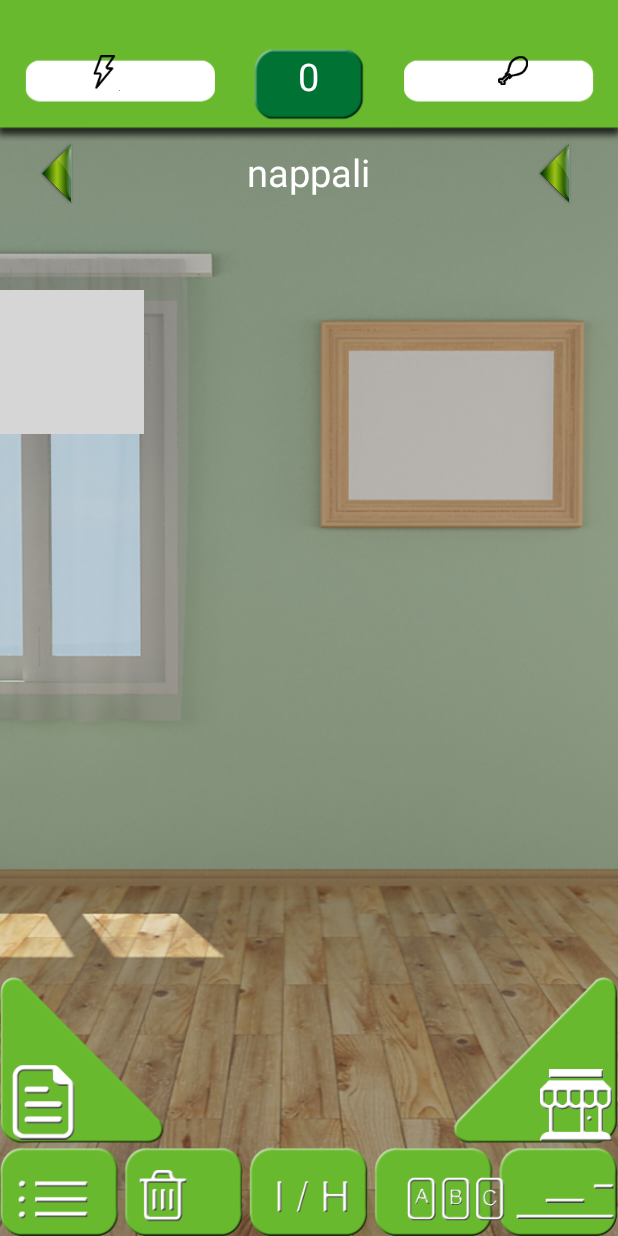
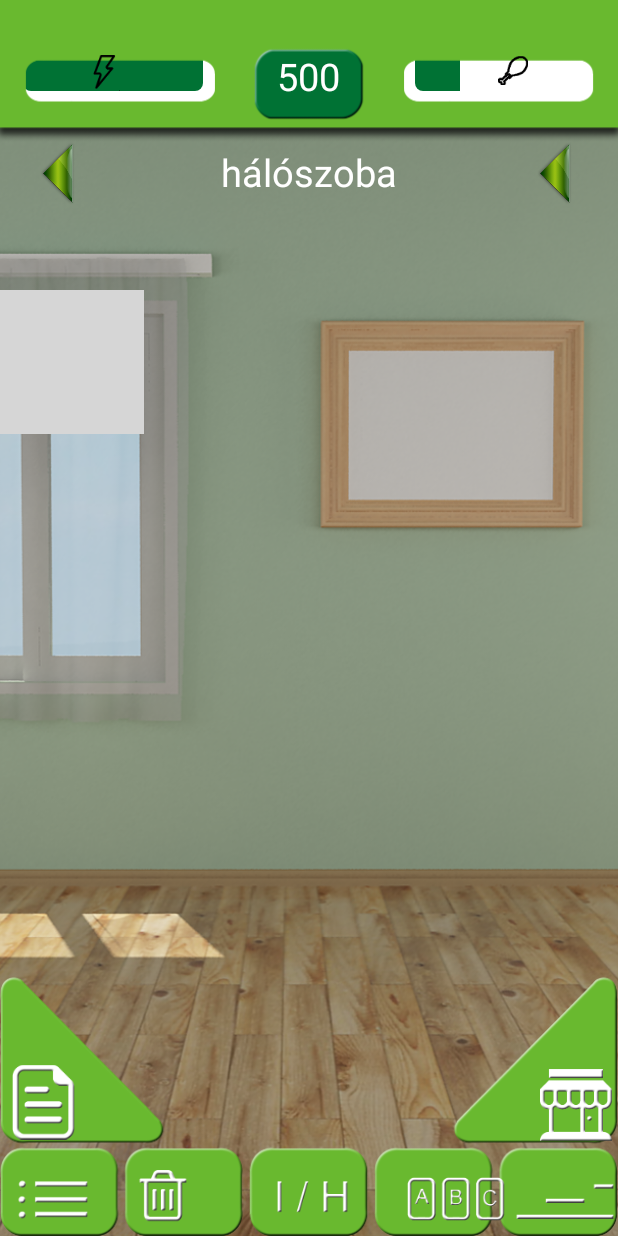
Before and after one commit to KeulTomi/SzelektAkos, an Android app: the screen it shows after launch (MainActivity), on a phone screen of 412 x 824 dp. Run offline under Robolectric (Android 15) with nearby library versions, the phone set to English and light mode, and no system bars; grey boxes are pictures that could not be loaded.

Commit message:
Új frjlrsztések

```diff
--- a/app/src/main/java/com/example/android/szelektakos/BedRoom.java
+++ b/app/src/main/java/com/example/android/szelektakos/BedRoom.java
@@ -6,6 +6,7 @@ import android.support.v4.app.Fragment;
 import android.view.LayoutInflater;
 import android.view.View;
 import android.view.ViewGroup;
+import android.widget.TextView;
 
 /**
  * Created by Tomi on 2017. 03. 23..
@@ -13,10 +14,19 @@ import android.view.ViewGroup;
 
 public class BedRoom extends Fragment {
 
+    private TextView fragmentTitle;
+
     @Nullable
     @Override
     public View onCreateView(LayoutInflater inflater, @Nullable ViewGroup container, @Nullable Bundle savedInstanceState) {
         View view = inflater.inflate(R.layout.bedroom, container, false);
         return view;
     }
+
+    @Override
+    public void onResume() {
+        fragmentTitle = MainActivity.recentlyPlace;
+        fragmentTitle.setText("hálószoba");
+        super.onResume();
+    }
 }
--- a/app/src/main/java/com/example/android/szelektakos/FridgeItemsAdapter.java
+++ b/app/src/main/java/com/example/android/szelektakos/FridgeItemsAdapter.java
@@ -37,13 +37,17 @@ public class FridgeItemsAdapter extends ArrayAdapter<Items> {
 
         Items currentItem = getItem(position);
 
+
         TextView foodLifeValue = (TextView) listItemView.findViewById(R.id.fridge_item_value);
         foodLifeValue.setText(String.valueOf(currentItem.getLifeValue() + " %"));
 
         ImageView foodPicture = (ImageView) listItemView.findViewById(R.id.fride_item_pic);
         foodPicture.setImageResource(currentItem.getPicture());
 
+
         return listItemView;
     }
 
+
+
 }
--- a/app/src/main/java/com/example/android/szelektakos/ItemsForTrouser.java
+++ b/app/src/main/java/com/example/android/szelektakos/ItemsForTrouser.java
@@ -17,8 +17,8 @@ public class ItemsForTrouser implements ListInterface {
             R.mipmap.pants05, R.mipmap.pants06};
 
 
-    @Override
-    public Object innitItem(int position) {
+
+    public static ItemsForTrouser innitItem(int position) {
         ItemsForTrouser items = new ItemsForTrouser();
 
         SzelektAkos.saveABoolean(names[0], true);
--- a/app/src/main/java/com/example/android/szelektakos/Kitchen.java
+++ b/app/src/main/java/com/example/android/szelektakos/Kitchen.java
@@ -6,14 +6,17 @@ import android.support.v4.app.Fragment;
 import android.view.LayoutInflater;
 import android.view.View;
 import android.view.ViewGroup;
+import android.widget.AdapterView;
 import android.widget.ListView;
+import android.widget.TextView;
 
 import java.util.ArrayList;
 
-public class Kitchen extends Fragment {
+public class Kitchen extends Fragment implements AdapterView.OnItemClickListener {
 
     ArrayList<Items> fridgeItems;
     FridgeItemsAdapter listAdapter;
+    private TextView fragmentTitle;
 
     @Nullable
     @Override
@@ -28,6 +31,7 @@ public class Kitchen extends Fragment {
 
         listAdapter = new FridgeItemsAdapter(getActivity(), fridgeItems);
         fridgeItemsList.setAdapter(listAdapter);
+        fridgeItemsList.setOnItemClickListener(this);
 
         return view;
     }
@@ -35,6 +39,9 @@ public class Kitchen extends Fragment {
 
     @Override
     public void onResume() {
+        fragmentTitle = MainActivity.recentlyPlace;
+        fragmentTitle.setText("konyha");
+
         refreshItems();
         listAdapter.notifyDataSetChanged();
         super.onResume();
@@ -55,4 +62,16 @@ public class Kitchen extends Fragment {
 
         }
     }
+
+    @Override
+    public void onItemClick(AdapterView<?> adapterView, View view, int i, long l) {
+
+        int selectedPosition = i;
+        Items item = new Items();
+        //TODO Itt kell hozzá adni az életéhez a increaseLife() metódussal!!
+        SzelektAkos.increaseLife(item.getLifeValue());
+        fridgeItems.remove(selectedPosition);
+        listAdapter.notifyDataSetChanged();
+    }
+
 }
--- a/app/src/main/java/com/example/android/szelektakos/LivingRoom.java
+++ b/app/src/main/java/com/example/android/szelektakos/LivingRoom.java
@@ -11,8 +11,11 @@ import android.view.LayoutInflater;
 import android.view.View;
 import android.view.ViewGroup;
 import android.widget.ImageView;
+import android.widget.TextView;
 
 public class LivingRoom extends Fragment {
+
+    private TextView fragmentTitle;
 
     @Nullable
     @Override
@@ -26,6 +29,10 @@ public class LivingRoom extends Fragment {
 
     @Override
     public void onResume() {
+
+        fragmentTitle = MainActivity.recentlyPlace;
+        fragmentTitle.setText("nappali");
+
         if (SzelektAkos.getTrouserToWearRes() == 0) {
             MainActivity.currentTrouser.setImageResource(R.mipmap.pants00);
         }
--- a/app/src/main/java/com/example/android/szelektakos/MainActivity.java
+++ b/app/src/main/java/com/example/android/szelektakos/MainActivity.java
@@ -7,12 +7,17 @@ import android.support.v4.view.ViewPager;
 import android.support.v7.app.AppCompatActivity;
 import android.view.View;
 import android.widget.ImageView;
+import android.widget.ProgressBar;
 import android.widget.TextView;
 
 public class MainActivity extends AppCompatActivity implements View.OnClickListener {
 
     public static ImageView currentTrouser;
     public static TextView userPointsText;
+    public static TextView recentlyPlace;
+    public static ProgressBar life;
+    public static ProgressBar energy;
+
 
     @Override
     protected void onCreate(Bundle savedInstanceState) {
@@ -21,10 +26,20 @@ public class MainActivity extends AppCompatActivity implements View.OnClickListe
 
         SzelektAkos.innitApp(getApplicationContext());
 
+
+        //Felső header inicializálása
+        life = (ProgressBar) findViewById(R.id.progress_life);
+        energy = (ProgressBar) findViewById(R.id.progress_energy);
+        life.setProgress(SzelektAkos.getLife());
+        energy.setProgress(SzelektAkos.getEnergy());
+        userPointsText = (TextView) findViewById(R.id.user_points);
+
+        recentlyPlace = (TextView) findViewById(R.id.recently_place);
+
         ViewPager pager = (ViewPager) findViewById(R.id.view_pager);
         FragmentManager fm = getSupportFragmentManager();
         Fragment_pager pagerAdapter = new Fragment_pager(fm);
-        // Here you would declare which page to visit on creation
+        // A masodik fragmentet tötljük be kezdésként
         pager.setAdapter(pagerAdapter);
         pager.setCurrentItem(1);
 
@@ -47,7 +62,6 @@ public class MainActivity extends AppCompatActivity implements View.OnClickListe
 
     @Override
     protected void onResume() {
-        userPointsText = (TextView) findViewById(R.id.user_points);
         userPointsText.setText(SzelektAkos.getPoints());
         super.onResume();
     }
@@ -85,4 +99,5 @@ public class MainActivity extends AppCompatActivity implements View.OnClickListe
 
 
     }
+
 }
--- /dev/null
+++ b/app/src/main/res/drawable/progress_bar.xml
@@ -0,0 +1,45 @@
+<?xml version="1.0" encoding="utf-8"?>
+<layer-list xmlns:android="http://schemas.android.com/apk/res/android">
+    <item android:id="@android:id/background">
+        <shape>
+            <corners android:radius="5dip" />
+            <gradient
+                android:startColor="@android:color/white"
+                android:centerColor="@android:color/white"
+                android:centerY="0.75"
+                android:endColor="@android:color/white"
+                android:angle="270"
+                />
+        </shape>
+    </item>
+
+    <item android:id="@android:id/secondaryProgress">
+        <clip>
+            <shape>
+                <corners android:radius="5dip" />
+                <gradient
+                    android:startColor="#80ffd300"
+                    android:centerColor="#80ffb600"
+                    android:centerY="0.75"
+                    android:endColor="#a0ffcb00"
+                    android:angle="270"
+                    />
+            </shape>
+        </clip>
+    </item>
+    <item
+        android:id="@android:id/progress"
+        >
+        <clip>
+            <shape>
+                <corners
+                    android:radius="5dip" />
+                <gradient
+                    android:startColor="@color/colorPrimary"
+                    android:endColor="@color/colorPrimary"
+                    android:angle="270" />
+            </shape>
+        </clip>
+    </item>
+
+</layer-list>
--- a/app/src/main/res/layout/activity_main.xml
+++ b/app/src/main/res/layout/activity_main.xml
@@ -89,6 +89,31 @@
         android:layout_marginBottom="0dp"
         android:id="@+id/words_game" />
 
+    <ProgressBar
+        android:layout_width="120dp"
+        android:layout_height="25dp"
+        android:id="@+id/progress_energy"
+        android:progressDrawable="@drawable/progress_bar"
+        style="?android:attr/progressBarStyleHorizontal"
+        android:progressTint="@color/colorPrimary"
+        android:progressBackgroundTint="@android:color/white"
+        android:progress="100"
+        android:layout_marginLeft="15dp"
+        android:layout_marginTop="35dp"/>
+
+    <ProgressBar
+        android:layout_width="120dp"
+        android:layout_height="25dp"
+        android:id="@+id/progress_life"
+        android:layout_alignParentRight="true"
+        android:progressDrawable="@drawable/progress_bar"
+        style="?android:attr/progressBarStyleHorizontal"
+        android:progressTint="@color/colorPrimary"
+        android:progressBackgroundTint="@android:color/white"
+        android:progress="50"
+        android:layout_marginRight="15dp"
+        android:layout_marginTop="35dp"/>
+
     <ImageView
         android:layout_width="wrap_content"
         android:layout_height="wrap_content"
@@ -98,28 +123,29 @@
         android:layout_alignParentTop="true"
         android:layout_marginBottom="466dp"/>
 
-    <LinearLayout
+    <RelativeLayout
         android:layout_width="match_parent"
         android:layout_height="wrap_content"
         android:layout_centerInParent="true"
         android:layout_alignParentTop="true"
         android:layout_marginTop="90dp"
-        android:gravity="center"
         android:id="@+id/linearLayout2">
 
         <ImageView
             android:layout_width="50dp"
             android:layout_height="50dp"
-            android:layout_marginLeft="0dp"
+            android:id="@+id/left_arrow"
+            android:layout_marginLeft="15dp"
             android:src="@mipmap/back_arrow"/>
 
 
         <TextView
             android:layout_width="wrap_content"
             android:layout_height="wrap_content"
+            android:id="@+id/recently_place"
             android:text="@string/livingroom"
             android:textColor="@android:color/white"
-            android:layout_gravity="center"
+            android:layout_centerInParent="true"
             android:layout_marginLeft="100dp"
             android:layout_marginRight="100dp"
             android:textSize="25sp"/>
@@ -127,12 +153,15 @@
         <ImageView
             android:layout_width="50dp"
             android:layout_height="50dp"
+            android:id="@+id/right_arrow"
+            android:layout_marginRight="15dp"
+            android:layout_alignParentRight="true"
             android:src="@mipmap/back_arrow"/>
 
 
 
 
-    </LinearLayout>
+    </RelativeLayout>
 
     <TextView
         android:layout_width="wrap_content"
```
Also changed, not shown: app/src/main/java/com/example/android/szelektakos/ItemsForPlus.java (added, +48 -0 lines), app/src/main/java/com/example/android/szelektakos/PlusAdapter.java (added, +80 -0 lines), app/src/main/java/com/example/android/szelektakos/ShopActivity.java (+53 -6 lines), app/src/main/java/com/example/android/szelektakos/SzelektAkos.java (+45 -26 lines).
